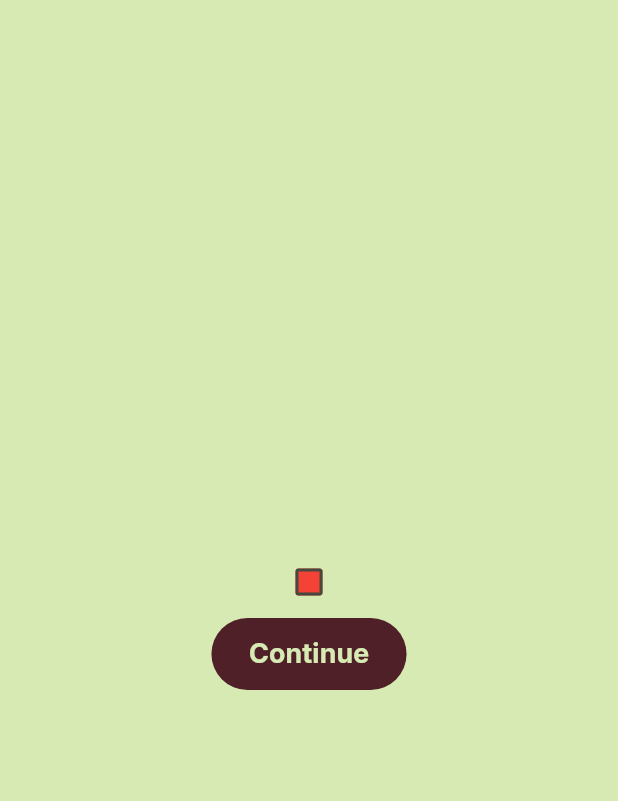
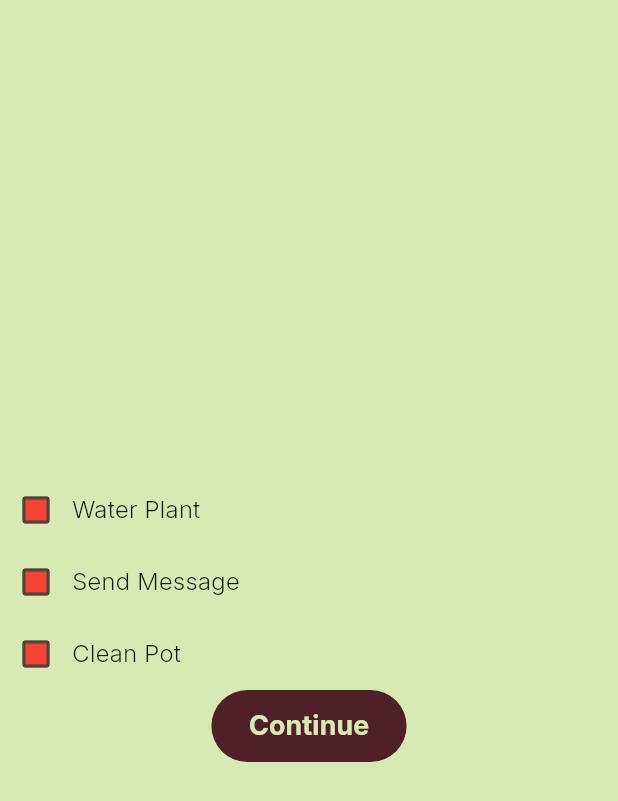
Before and after one commit to maureensanchez99/we_hack2025, a Flutter app: the DailyReminder screen opened directly, on a phone screen of 412 x 824 dp. Shown: the top 801 px of the screen. Run offline on Flutter 3.47's test engine with Material 3 defaults, Android fonts, the phone set to English and light mode, and no system bars; our stand-ins replace flutter_svg, shared_preferences; accounts and stored records are empty.

Commit message:
Implementing text to each Check Box

```diff
--- a/lib/pages/daily_reminder.dart
+++ b/lib/pages/daily_reminder.dart
@@ -15,7 +15,9 @@ class DailyReminder extends StatelessWidget {
         child: Column(
           mainAxisAlignment: MainAxisAlignment.center,
           children: [
-            CheckboxSet(),
+            CheckboxSet(text: 'Water Plant'),
+            CheckboxSet(text: 'Send Message'),
+            CheckboxSet(text: 'Clean Pot'),
             ElevatedButton(
               onPressed: () {
                 // Placeholder for navigation
@@ -43,7 +45,9 @@ class DailyReminder extends StatelessWidget {
 }
 
 class CheckboxSet extends StatefulWidget {
-  const CheckboxSet({super.key});
+  final String text;
+
+  const CheckboxSet({super.key, required this.text});
 
   @override
   State<CheckboxSet> createState() => _CheckboxState();
@@ -74,16 +78,24 @@ class _CheckboxState extends State<CheckboxSet> {
       return Colors.red;
     }
 
-    return Checkbox(
-      // Change to fit theme
+    return Row(
+      mainAxisAlignment: MainAxisAlignment.start,
+      children: [
+        Checkbox(
           checkColor: Colors.white,
-      fillColor: WidgetStateProperty.resolveWith(getColor),
+          fillColor: MaterialStateProperty.resolveWith(getColor),
           value: isChecked,
-      onChanged: (bool? value){
+          onChanged: (bool? value) {
             setState(() {
               isChecked = value!;
             });
           },
+        ),
+        Text(
+          widget.text,
+          style: const TextStyle(fontSize: 16),
+        ),
+      ],
     );
   }
 }
```
Lines whose indentation alone changed are shown as unchanged.
